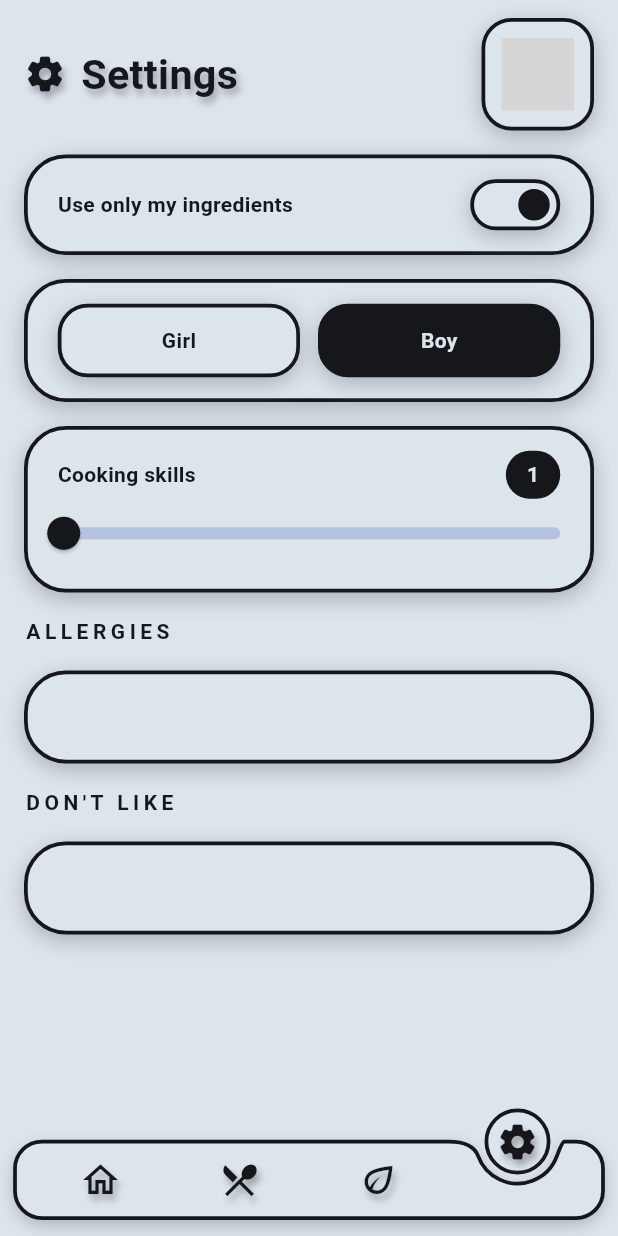
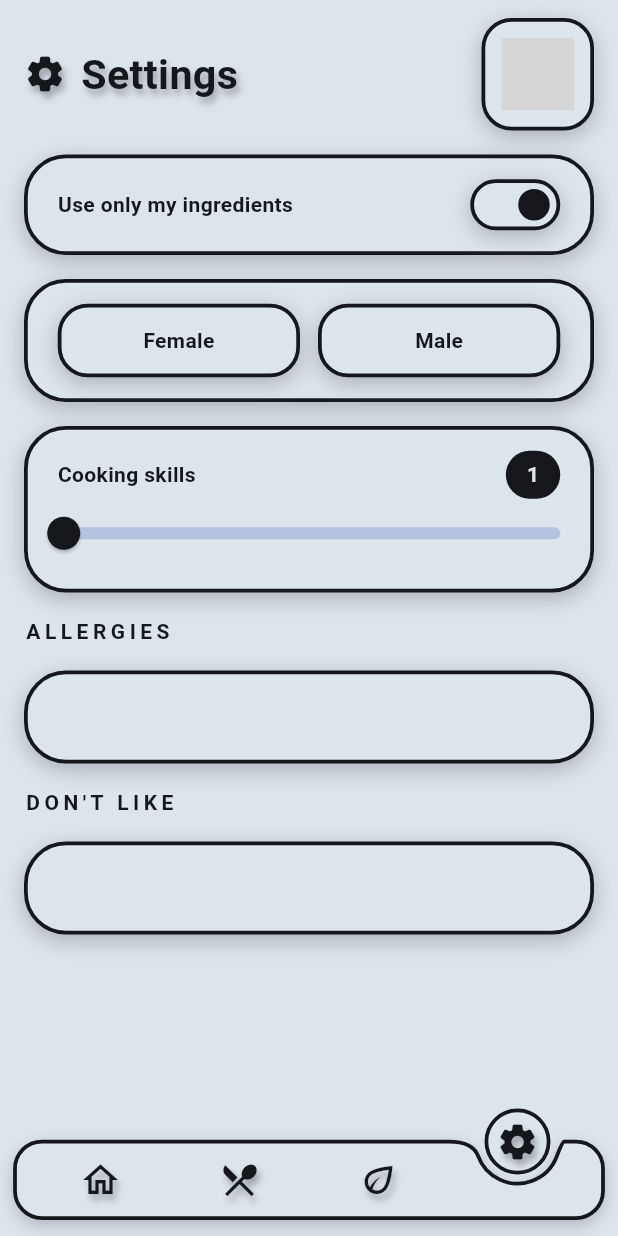
Before and after one commit to denissavishchev/young_chef, a Flutter app: the screen it shows after launch, swiped to page 4, on a phone screen of 412 x 824 dp. Run offline on Flutter 3.47's test engine with Material 3 defaults, Android fonts, the phone set to English and light mode, and no system bars; our stand-ins replace easy_localization, flutter_dotenv, flutter_screenutil, flutter_spinkit, google_generative_ai, hive_ce_flutter and 4 more; missing offline and left inert: alarm, country_flags; accounts and stored records are empty; grey boxes are pictures that could not be loaded.

```diff
--- a/assets/translations/en-US.json
+++ b/assets/translations/en-US.json
@@ -13,8 +13,8 @@
   "timeLabel": "Time",
   "minUnit": "min",
   "isVegan": "Vegan",
-  "boy": "Boy",
-  "girl": "Girl",
+  "male": "Male",
+  "female": "Female",
   "cookingSkills": "Cooking skills",
   "allergies": "Allergies",
   "notLike": "Don't like",
--- a/assets/translations/pl-PL.json
+++ b/assets/translations/pl-PL.json
@@ -13,8 +13,8 @@
   "timeLabel": "Czas",
   "minUnit": "min",
   "isVegan": "Wegańskie",
-  "boy": "Chłopiec",
-  "girl": "Dziewczynka",
+  "male": "Mężczyzna",
+  "female": "Kobieta",
   "cookingSkills": "Umiejętności kulinarne",
   "allergies": "Alergie",
   "notLike": "Nie lubię",
--- a/assets/translations/ru-RU.json
+++ b/assets/translations/ru-RU.json
@@ -13,8 +13,8 @@
   "timeLabel": "Время",
   "minUnit": "мин",
   "isVegan": "Веганский",
-  "boy": "Мальчик",
-  "girl": "Девочка",
+  "male": "Мужчина",
+  "female": "Женщина",
   "cookingSkills": "Кулинарные навыки",
   "allergies": "Аллергии",
   "notLike": "Не нравится",
--- a/lib/screens/settings_screen.dart
+++ b/lib/screens/settings_screen.dart
@@ -78,16 +78,16 @@ class SettingsScreen extends StatelessWidget {
                         children: [
                           Expanded(
                             child: _Segment(
-                              label: 'girl'.tr(),
-                              selected: !data.isBoy,
-                              onTap: () => data.setBoyOrGirl(false),
+                              label: 'female'.tr(),
+                              selected: data.isFemale,
+                              onTap: data.toggleFemale,
                             ),
                           ),
                           Expanded(
                             child: _Segment(
-                              label: 'boy'.tr(),
-                              selected: data.isBoy,
-                              onTap: () => data.setBoyOrGirl(true),
+                              label: 'male'.tr(),
+                              selected: data.isMale,
+                              onTap: data.toggleMale,
                             ),
                           ),
                         ],
```
Also changed, not shown: lib/providers/main_provider.dart (+20 -11 lines).
